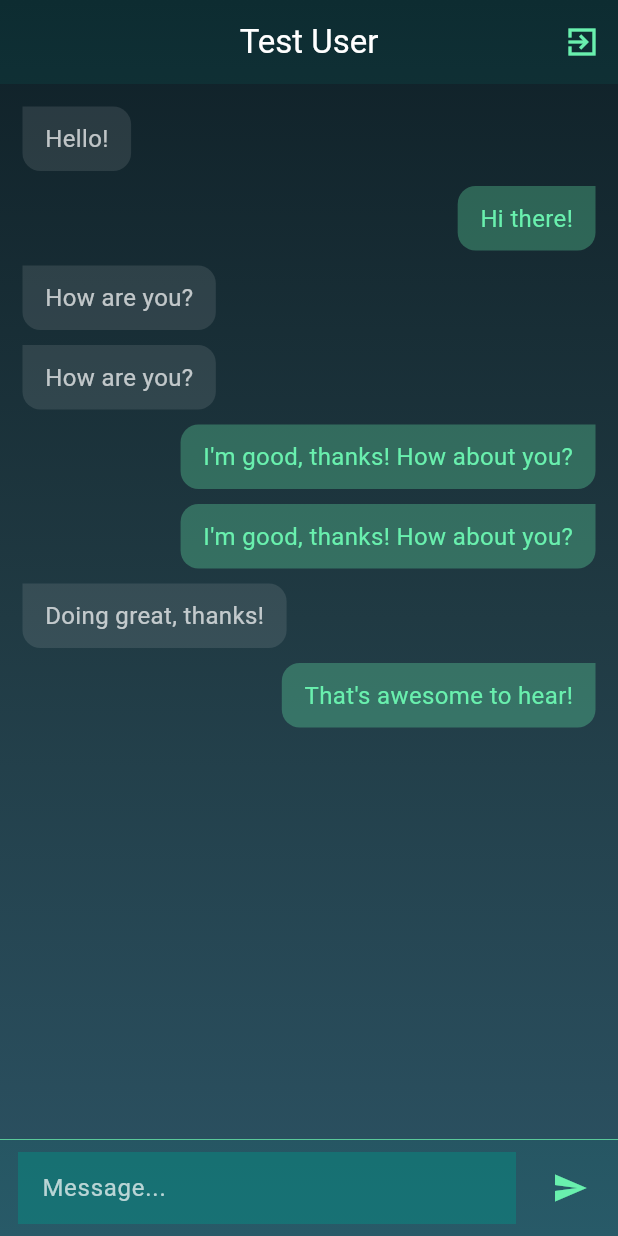
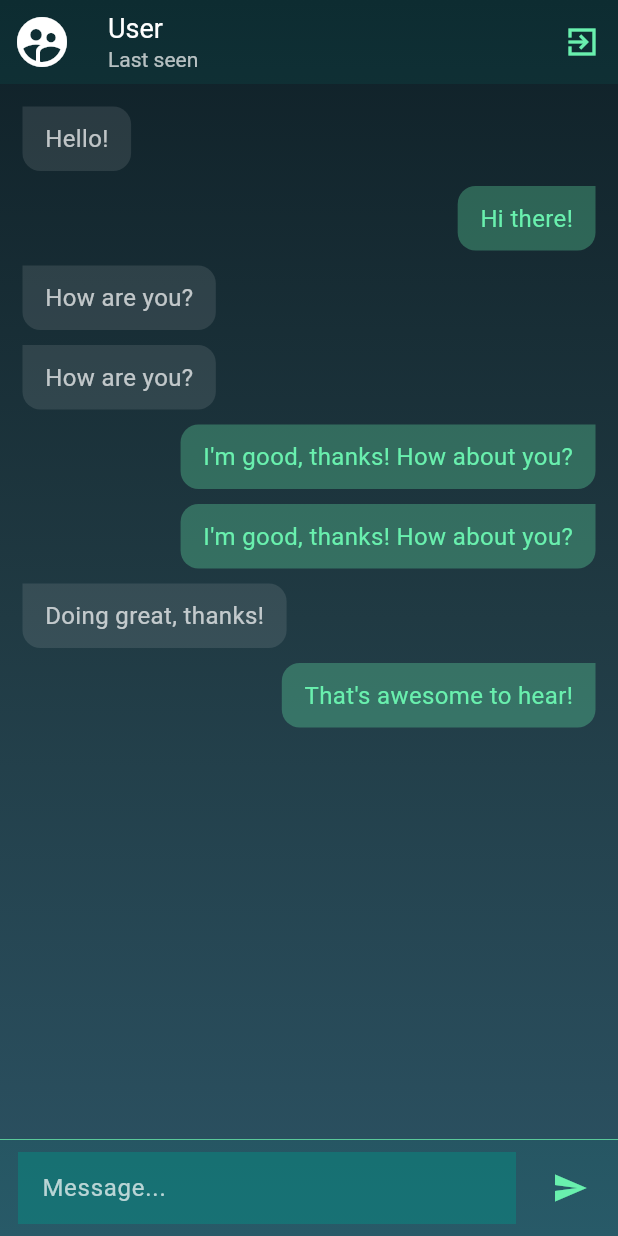
Before and after one commit to Arthur94-art/real_time_chat, a Flutter app: the ChatPage screen opened by its route, on a phone screen of 412 x 824 dp. Run offline on Flutter 3.47's test engine with Material 3 defaults, Android fonts, the phone set to English and light mode, and no system bars; our stand-ins replace bloc, dartz, equatable, flutter_bloc, get_it, go_router and 1 more; accounts and stored records are empty.

Commit message:
styling chat page

```diff
--- a/client/lib/features/chat/presentation/pages/chat_page.dart
+++ b/client/lib/features/chat/presentation/pages/chat_page.dart
@@ -18,10 +18,25 @@ class ChatPage extends StatelessWidget {
       },
       child: Scaffold(
         appBar: AppBar(
+          leading: const Icon(
+            size: 40,
+            Icons.supervised_user_circle_sharp,
+          ),
           automaticallyImplyLeading: false,
           backgroundColor: Colors.teal.withOpacity(.1),
-          title: const Text('Test User'),
-          centerTitle: true,
+          title: const Column(
+            crossAxisAlignment: CrossAxisAlignment.start,
+            children: [
+              Text(
+                'User',
+                style: TextStyle(fontSize: 18, color: Colors.white),
+              ),
+              Text(
+                'Last seen',
+                style: TextStyle(fontSize: 14, color: Colors.white70),
+              ),
+            ],
+          ),
           foregroundColor: Colors.white,
           actions: [
             IconButton(
```
Also changed, not shown: 1 other file.
